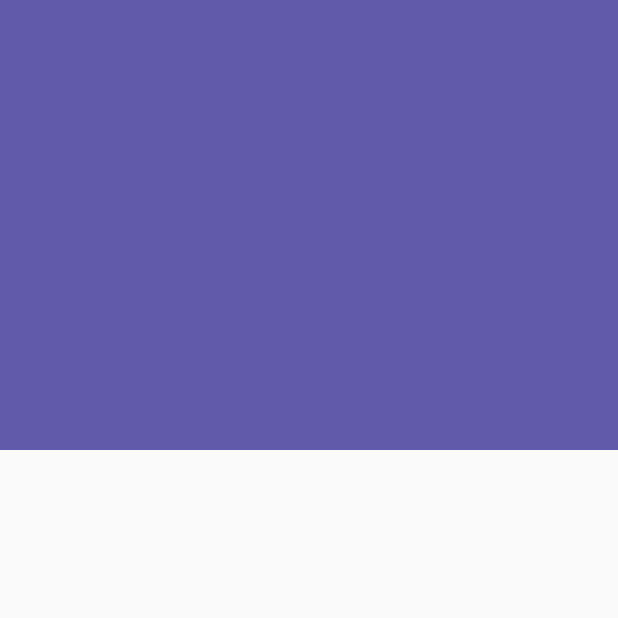
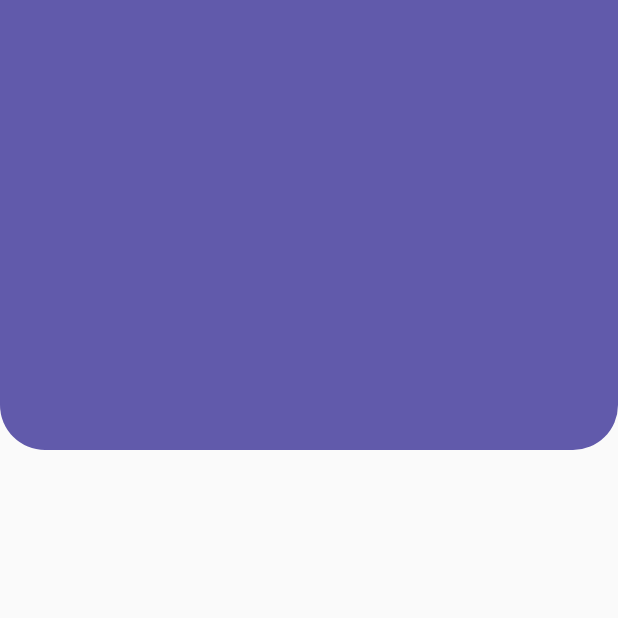
Before and after one commit to CesarArellano/Curso-Flutter-Intermedio, a Flutter app: the screen it shows after launch, on a phone screen of 412 x 824 dp, the top half of it. Run offline on Flutter 3.47's test engine with Material 2 defaults, Android fonts, the phone set to English and light mode, and no system bars.

Commit message:
Creating Rounded Border Header

```diff
--- a/disenos_app/lib/src/pages/headers_page.dart
+++ b/disenos_app/lib/src/pages/headers_page.dart
@@ -7,7 +7,7 @@ class HeadersPage extends StatelessWidget {
   @override
   Widget build(BuildContext context) {
     return Scaffold(
-      body: SquareHeader()
+      body: RoundedBorderHeader()
     );
   }
 }
--- a/disenos_app/lib/src/widgets/headers.dart
+++ b/disenos_app/lib/src/widgets/headers.dart
@@ -10,3 +10,20 @@ class SquareHeader extends StatelessWidget {
     );
   }
 }
+
+class RoundedBorderHeader extends StatelessWidget {
+
+  @override
+  Widget build(BuildContext context) {
+    return Container(
+      height: 300,
+      decoration: BoxDecoration(
+        color: Color(0xff615AAB),
+        borderRadius: BorderRadius.only(
+          bottomLeft: Radius.circular(30.0),
+          bottomRight: Radius.circular(30.0),
+        ),
+      ),
+    );
+  }
+}
```
